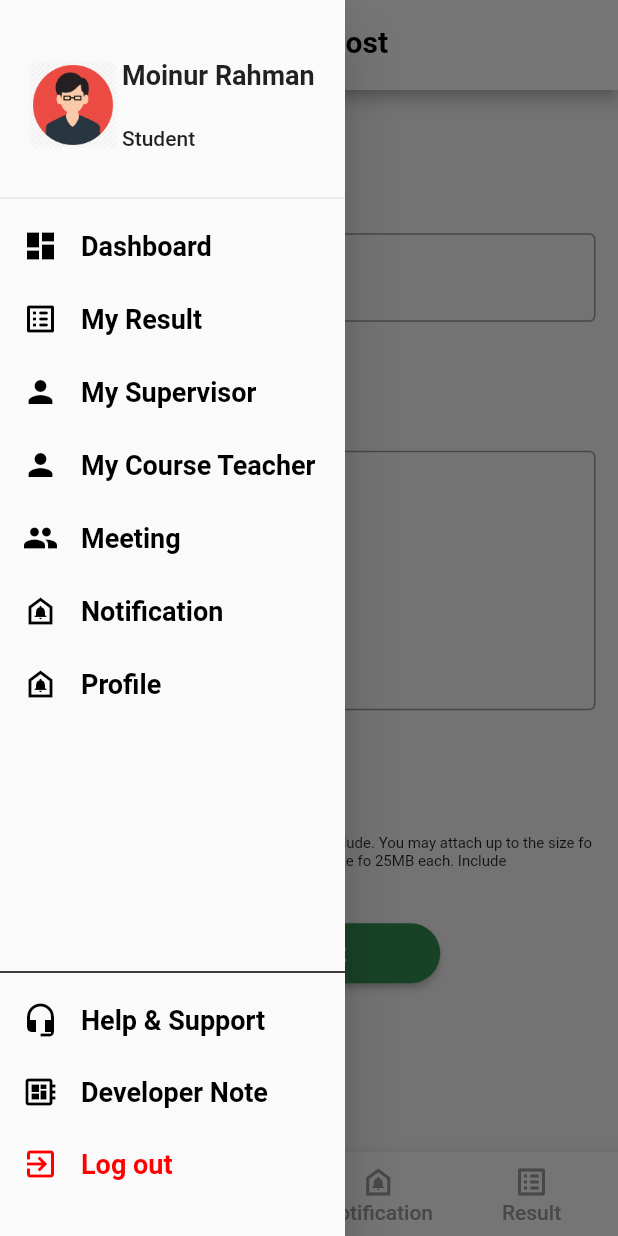
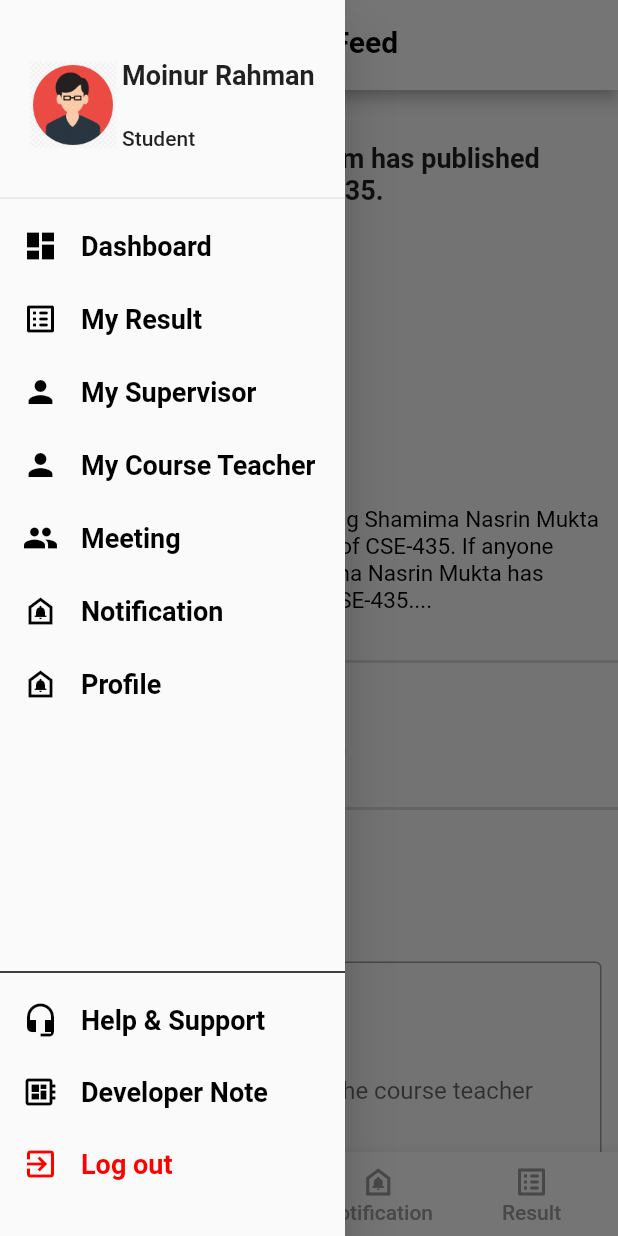
Before and after one commit to moinur-rahman/academi-portal, a Flutter app: the screen it shows after launch, with the side drawer open, on a phone screen of 412 x 824 dp. Run offline on Flutter 3.47's test engine with Material 2 defaults, Android fonts, the light colour scheme and no system bars; our stand-ins replace carousel_slider, flutter_dotenv, graphql, toggle_switch.

Commit message:
Post details page completed

```diff
--- a/lib/components/PostDetails/attachment.dart
+++ b/lib/components/PostDetails/attachment.dart
@@ -5,7 +5,15 @@ class Attachment extends StatelessWidget {
   Widget build(BuildContext context) {
     return Container(
       height: 100,
-      padding: EdgeInsets.fromLTRB(10, 0, 10, 0),
+      decoration: const BoxDecoration(
+        border: Border.symmetric(
+          horizontal: BorderSide(
+              width: 2,
+              color: Color(0xffDBDBDB),
+              style: BorderStyle.solid), //BorderSide
+        ),
+      ),
+      padding: const EdgeInsets.fromLTRB(10, 0, 10, 0),
       child: Column(
         mainAxisAlignment: MainAxisAlignment.center,
         children: [
@@ -23,9 +31,7 @@ class Attachment extends StatelessWidget {
             child: Row(children: [
               Icon(Icons.attachment),
               Text("2023-01-ct-result.pdf (552KB)",
-                  style: TextStyle(
-                    fontSize: 15,
-                  )),
+                  style: TextStyle(fontSize: 15, color: Color(0xff349053))),
             ]),
           )
         ],
--- /dev/null
+++ b/lib/components/PostDetails/description.dart
@@ -0,0 +1,84 @@
+import 'package:flutter/rendering.dart';
+import 'package:flutter/src/widgets/container.dart';
+import 'package:flutter/src/widgets/framework.dart';
+
+import 'package:flutter/material.dart';
+
+class Description extends StatelessWidget {
+  const Description({super.key});
+
+  @override
+  Widget build(BuildContext context) {
+    return Container(
+      width: double.infinity,
+      height: 380,
+      padding: const EdgeInsets.fromLTRB(8, 0, 8, 0),
+      child: Column(
+        //mainAxisAlignment: MainAxisAlignment.spaceEvenly,
+        children: [
+          Container(
+            margin: EdgeInsets.only(top: 35),
+            width: double.infinity,
+            child: Text(
+              'Shamima Nasrin Mukta mam has published class test-1 result of CSE-435.  ',
+              style: TextStyle(fontSize: 18, fontWeight: FontWeight.bold),
+            ),
+          ),
+          Container(
+            margin: EdgeInsets.only(top: 20),
+            width: double.infinity,
+            height: 120,
+            child: Column(
+              mainAxisAlignment: MainAxisAlignment.spaceEvenly,
+              children: [
+                SizedBox(
+                  width: double.infinity,
+                  child: Text(
+                    'Post: 11 hours ago',
+                    style: TextStyle(
+                        fontSize: 13,
+                        fontWeight: FontWeight.w500,
+                        color: Color(0xff7B7878)),
+                  ),
+                ),
+                SizedBox(
+                  width: double.infinity,
+                  child: Text(
+                    'Shamima Nasrin Mukta',
+                    style: TextStyle(
+                        fontSize: 18,
+                        fontWeight: FontWeight.bold,
+                        color: Color(0xff349053)),
+                  ),
+                ),
+                SizedBox(
+                  width: double.infinity,
+                  child: Text(
+                    'Course:  CSE-435',
+                    style: TextStyle(
+                      fontSize: 15,
+                      fontWeight: FontWeight.w600,
+                      color: Color(0xff000000),
+                    ),
+                  ),
+                ),
+              ],
+            ),
+          ),
+          Container(
+            margin: EdgeInsets.only(top: 60),
+            width: double.infinity,
+            child: Text(
+              'If anyone have any query regarding Shamima Nasrin Mukta has published class test-1 result of CSE-435. If anyone have any query regarding Shamima Nasrin Mukta has published class test-1 result of CSE-435....',
+              style: TextStyle(
+                fontSize: 15,
+                fontWeight: FontWeight.w400,
+                color: Color(0xff000000),
+              ),
+            ),
+          ),
+        ],
+      ),
+    );
+  }
+}
--- /dev/null
+++ b/lib/components/PostDetails/private_comment.dart
@@ -0,0 +1,58 @@
+import 'package:flutter/material.dart';
+
+class PrivateComment extends StatelessWidget {
+  const PrivateComment({super.key});
+
+  @override
+  Widget build(BuildContext context) {
+    return Container(
+      height: 400,
+      padding: const EdgeInsets.fromLTRB(8, 0, 8, 0),
+      child: Column(
+        children: [
+          Container(
+            width: double.infinity,
+            //alignment: Alignment.topLeft,
+            margin: EdgeInsets.fromLTRB(0, 60, 0, 20),
+            child: const Text(
+              'Private Comment',
+              style: TextStyle(fontSize: 18, fontWeight: FontWeight.bold),
+            ),
+          ),
+          Container(
+            padding: const EdgeInsets.fromLTRB(3, 0, 3, 0),
+            child: TextField(
+              textAlign: TextAlign.start,
+              decoration: InputDecoration(
+                border: OutlineInputBorder(),
+                labelText: 'Provide private comment to the course teacher',
+                hintText: 'Enter Comment',
+              ),
+              minLines: 7,
+              maxLines: null,
+            ),
+          ),
+          Container(
+            width: 160,
+            height: 40,
+            margin: EdgeInsets.symmetric(vertical: 35),
+            child: ElevatedButton(
+              style: ElevatedButton.styleFrom(
+                  backgroundColor: Color(0xff349053),
+                  shape: RoundedRectangleBorder(
+                    borderRadius: BorderRadius.circular(30),
+                  )),
+              onPressed: () {
+                //Navigator.pushNamed(context, routeName)
+              },
+              child: const Text(
+                'Submit',
+                style: TextStyle(fontSize: 17, fontWeight: FontWeight.bold),
+              ),
+            ),
+          ),
+        ],
+      ),
+    );
+  }
+}
--- a/lib/main.dart
+++ b/lib/main.dart
@@ -37,7 +37,8 @@ class App extends StatelessWidget {
         // TeacherDashboard.routeName: (context) => TeacherDashboard(),
         // StudentResult.routeName: (context) => StudentResult(),
         // StudentProfile.routeName: (context) => StudentProfile()
-        '/': (context) => CreatePost()
+        // '/': (context) => CreatePost()
+        '/': (context) => PostDetails()
       },
     );
   }
--- a/lib/view/post_details.dart
+++ b/lib/view/post_details.dart
@@ -1,29 +1,36 @@
+import 'package:academi_portal/components/PostDetails/private_comment.dart';
 import 'package:flutter/material.dart';
 
 import '../components/PostDetails/post_widget.dart';
 import '../components/PostDetails/attachment.dart';
+import '../components/PostDetails/description.dart';
 import '../components/common/student_bottom_bar.dart';
 import '../components/common/app_bar_widget.dart';
 import '../components/common/student_drawer.dart';
 
-import '../models/post.dart';
+//import '../models/post.dart';
 
 class PostDetails extends StatelessWidget {
   static const routeName = '/post-details';
 
   @override
   Widget build(BuildContext context) {
-    final args = ModalRoute.of(context)!.settings.arguments as Post;
+    //final args = ModalRoute.of(context)!.settings.arguments as Post;
     return Scaffold(
       appBar: AppBarWidget("Student Feed"),
       drawer: StudentDrawer(),
       bottomNavigationBar: StudentBottomBar(),
-      body: Container(
-        child: Column(
-          children: [
-            PostWidget(args),
-            Attachment(),
-          ],
+      body: SingleChildScrollView(
+        child: SizedBox(
+          height: 880,
+          child: Column(
+            children: [
+              //PostWidget(args),
+              Description(),
+              Attachment(),
+              PrivateComment(),
+            ],
+          ),
         ),
       ),
     );
```
